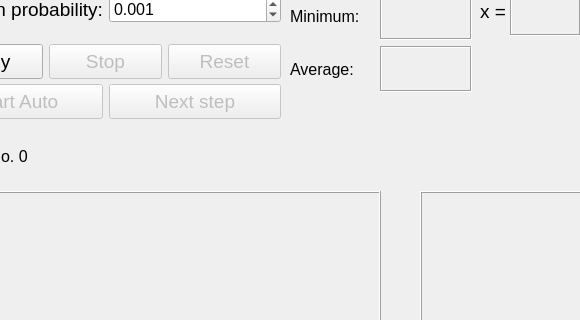
de-nuke/SimpleGeneticAlgorithm, file Window.ui: the form before one commit; both pictures show x 90 to 670 and y 129 to 449 of the 1029 by 716 pixel window.
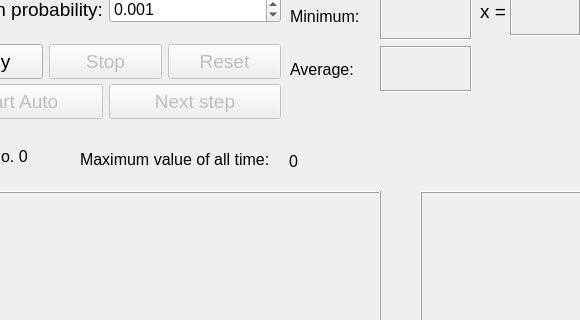
The form after the commit.

Diff of the .ui file:
```diff
--- a/Window.ui
+++ b/Window.ui
@@ -680,6 +680,42 @@
      <set>Qt::AlignCenter</set>
     </property>
    </widget>
+   <widget class="QLabel" name="label_2">
+    <property name="geometry">
+     <rect>
+      <x>170</x>
+      <y>280</y>
+      <width>201</width>
+      <height>16</height>
+     </rect>
+    </property>
+    <property name="font">
+     <font>
+      <pointsize>12</pointsize>
+     </font>
+    </property>
+    <property name="text">
+     <string>Maximum value of all time: </string>
+    </property>
+   </widget>
+   <widget class="QLabel" name="max_all_time_label">
+    <property name="geometry">
+     <rect>
+      <x>379</x>
+      <y>282</y>
+      <width>211</width>
+      <height>16</height>
+     </rect>
+    </property>
+    <property name="font">
+     <font>
+      <pointsize>12</pointsize>
+     </font>
+    </property>
+    <property name="text">
+     <string>0</string>
+    </property>
+   </widget>
   </widget>
   <widget class="QMenuBar" name="menubar">
    <property name="geometry">
```
